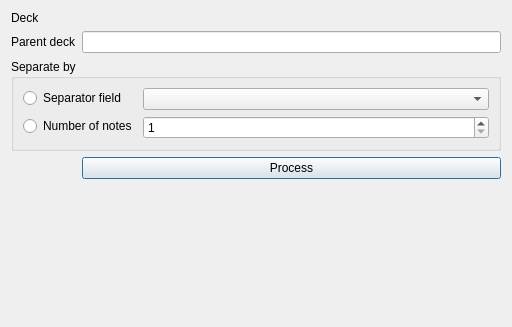
Above: designer/form.ui from abdnh/anki-deck-separator before the change. Below: the same form after it.
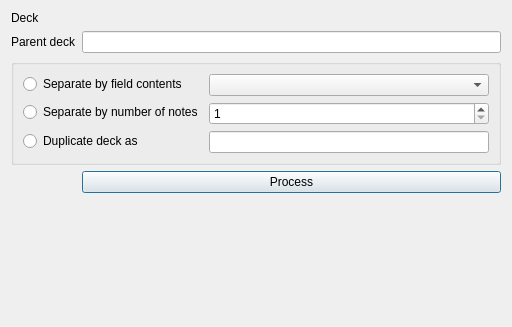
That is the form after the change.

Commit message: Add option to duplicate deck

What changed in the file:
```diff
--- a/designer/form.ui
+++ b/designer/form.ui
@@ -37,13 +37,13 @@
    <item row="2" column="0" colspan="2">
     <widget class="QGroupBox" name="groupBox">
      <property name="title">
-      <string>Separate by</string>
+      <string/>
      </property>
      <layout class="QFormLayout" name="formLayout">
       <item row="0" column="0">
        <widget class="QRadioButton" name="separatorFieldRadioButton">
         <property name="text">
-         <string>Separator field</string>
+         <string>Separate by field contents</string>
         </property>
        </widget>
       </item>
@@ -53,7 +53,7 @@
       <item row="1" column="0">
        <widget class="QRadioButton" name="numberOfCardsRadioButton">
         <property name="text">
-         <string>Number of notes</string>
+         <string>Separate by number of notes</string>
         </property>
        </widget>
       </item>
@@ -67,6 +67,16 @@
         </property>
        </widget>
       </item>
+      <item row="2" column="0">
+       <widget class="QRadioButton" name="duplicateDeckRadioButton">
+        <property name="text">
+         <string>Duplicate deck as</string>
+        </property>
+       </widget>
+      </item>
+      <item row="2" column="1">
+       <widget class="QLineEdit" name="duplicateDeckNameLineEdit"/>
+      </item>
      </layout>
     </widget>
    </item>
```
The commit also changes 5 other files.
